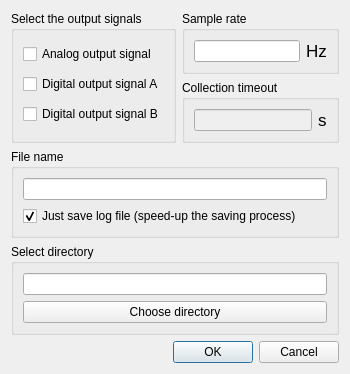
Above: non_contact_tremor/trialsetup.ui from oliveirafhm/NCCSystem before the change. Below: the same form after it.
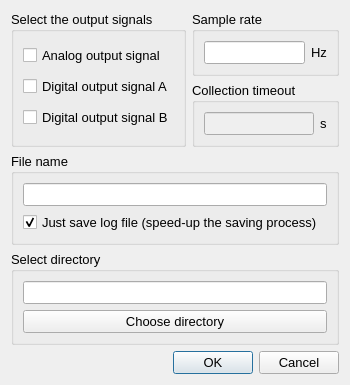
That is the form after the change.

```diff
--- a/non_contact_tremor/trialsetup.ui
+++ b/non_contact_tremor/trialsetup.ui
@@ -10,6 +10,11 @@
     <height>369</height>
    </rect>
   </property>
+  <property name="font">
+   <font>
+    <pointsize>10</pointsize>
+   </font>
+  </property>
   <property name="windowTitle">
    <string>Trial setup</string>
   </property>
@@ -111,7 +116,7 @@
        <widget class="QLabel" name="label">
         <property name="font">
          <font>
-          <pointsize>13</pointsize>
+          <pointsize>10</pointsize>
          </font>
         </property>
         <property name="lineWidth">
@@ -161,7 +166,7 @@
        <widget class="QLabel" name="label_2">
         <property name="font">
          <font>
-          <pointsize>13</pointsize>
+          <pointsize>10</pointsize>
          </font>
         </property>
         <property name="text">
```
